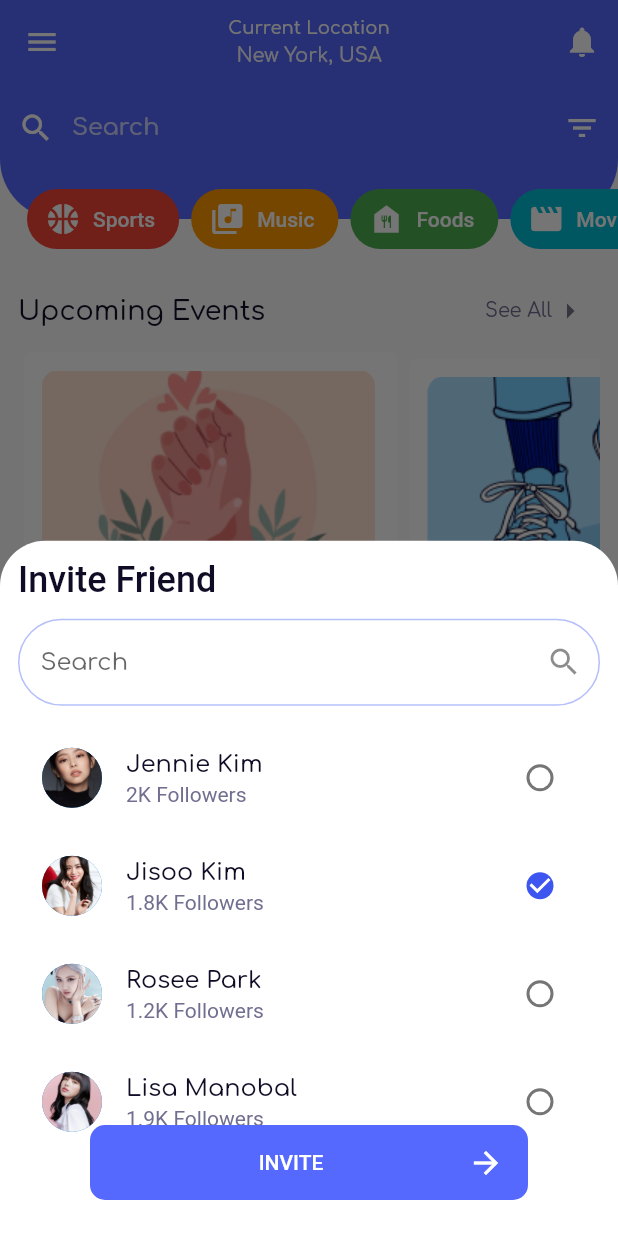
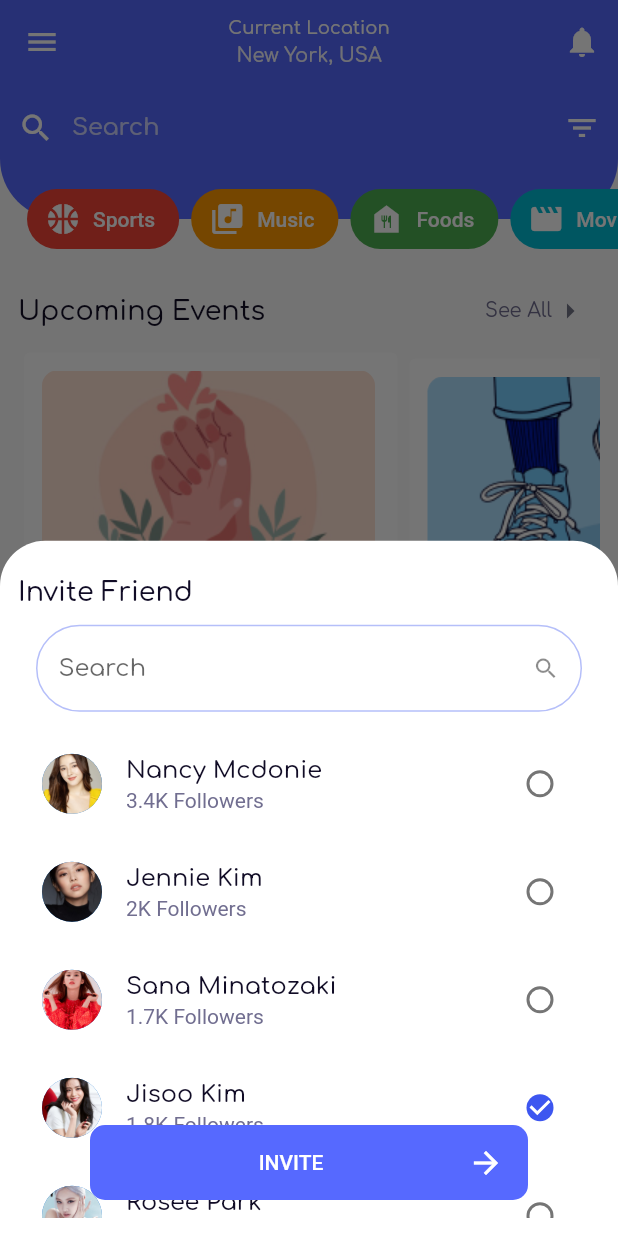
Before and after one commit to SteplerPaulo/event_booking, a Flutter app: the screen it shows after launch, after a tap on "SIGN IN", after a tap on "Invite", on a phone screen of 412 x 824 dp. Run offline on Flutter 3.47's test engine with Material 2 defaults, Android fonts, the phone set to English and light mode, and no system bars; our stand-ins replace flutter_svg, get, google_fonts, pinput; network calls fail; Roboto replaces fonts that are missing (Airbnb Cereal App).

Commit message:
Update Explore Screen

```diff
--- a/lib/app/modules/explore/views/explore_view.dart
+++ b/lib/app/modules/explore/views/explore_view.dart
@@ -34,7 +34,7 @@ class ExploreView extends GetView<ExploreController> {
         ),
         actions: [
           IconButton(
-            onPressed: () {},
+            onPressed: () => Get.toNamed(Routes.NOTIFICATION),
             icon: const Icon(Icons.notifications),
           )
         ],
@@ -359,14 +359,14 @@ class ExploreView extends GetView<ExploreController> {
                           alignment: Alignment.center,
                           child: CircleAvatar(
                             radius: 15,
-                            backgroundImage: AssetImage("assets/rose.jpg"),
+                            backgroundImage: AssetImage("assets/nancy.jpg"),
                           ),
                         ),
                         Align(
                           alignment: Alignment.centerLeft,
                           child: CircleAvatar(
                             radius: 15,
-                            backgroundImage: AssetImage("assets/profile.jpg"),
+                            backgroundImage: AssetImage("assets/lisa.jpeg"),
                           ),
                         ),
                       ],
@@ -462,18 +462,13 @@ class ExploreView extends GetView<ExploreController> {
             mainAxisAlignment: MainAxisAlignment.center,
             crossAxisAlignment: CrossAxisAlignment.start,
             children: [
-              const Text(
-                "Invite Friend",
-                style: TextStyle(
-                  color: Color(0xff110c26),
-                  fontSize: 24,
-                  fontFamily: "Airbnb Cereal App",
-                  fontWeight: FontWeight.w500,
-                ),
-              ),
               const SizedBox(height: 12),
-              TextField(
+              Text("Invite Friend", style: Get.textTheme.titleLarge),
+              Padding(
+                padding: const EdgeInsets.all(12),
+                child: TextField(
                   decoration: InputDecoration(
+                    isDense: true,
                     hintText: "Search",
                     border: const OutlineInputBorder(
                       borderRadius: BorderRadius.all(Radius.circular(30)),
@@ -484,16 +479,40 @@ class ExploreView extends GetView<ExploreController> {
                     ),
                   ),
                 ),
-              const SizedBox(height: 12),
+              ),
               Expanded(
                 child: ListView(
                   children: [
+                    ListTile(
+                      leading: const CircleAvatar(
+                        backgroundImage: AssetImage("assets/nancy.jpg"),
+                      ),
+                      title: const Text("Nancy Mcdonie"),
+                      subtitle: const Text("3.4K Followers"),
+                      trailing: Checkbox(
+                        value: false,
+                        onChanged: (value) {},
+                        shape: const CircleBorder(),
+                      ),
+                    ),
                     ListTile(
                       leading: const CircleAvatar(
                         backgroundImage: AssetImage("assets/profile.jpg"),
                       ),
                       title: const Text("Jennie Kim"),
                       subtitle: const Text("2K Followers"),
+                      trailing: Checkbox(
+                        value: false,
+                        onChanged: (value) {},
+                        shape: const CircleBorder(),
+                      ),
+                    ),
+                    ListTile(
+                      leading: const CircleAvatar(
+                        backgroundImage: AssetImage("assets/sana.jpg"),
+                      ),
+                      title: const Text("Sana Minatozaki"),
+                      subtitle: const Text("1.7K Followers"),
                       trailing: Checkbox(
                         value: false,
                         onChanged: (value) {},
@@ -536,6 +555,7 @@ class ExploreView extends GetView<ExploreController> {
                         shape: const CircleBorder(),
                       ),
                     ),
+                    const SizedBox(height: 48),
                   ],
                 ),
               ),
```
Lines whose indentation alone changed are shown as unchanged.
